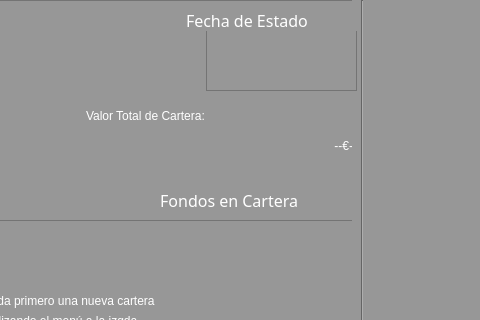
This is src/GUI/PrincipalUsuario.ui in jesusramondovale/IngenicaSTS as Qt 5 draws it before an edit; both pictures show x 584 to 1064 and y 0 to 320 of the 1370 by 724 pixel window. The edited form follows.
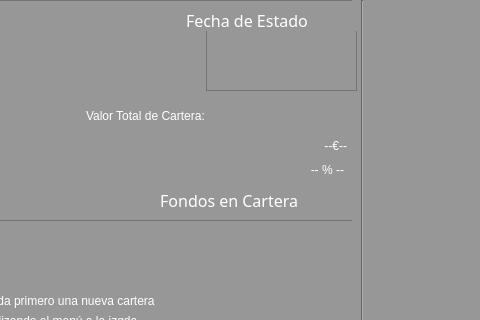
This is the edited form. Icons and pictures are not drawn.

Commit message:
Añadido: Cálculo de Rendimiento General de Cartera*
* Por añadir: selector de fecha final

Diff of the .ui file:
```diff
--- a/src/GUI/PrincipalUsuario.ui
+++ b/src/GUI/PrincipalUsuario.ui
@@ -1357,9 +1357,9 @@
     <widget class="QLabel" name="labelValorTotal">
      <property name="geometry">
       <rect>
-       <x>570</x>
+       <x>520</x>
        <y>130</y>
-       <width>161</width>
+       <width>201</width>
        <height>31</height>
       </rect>
      </property>
@@ -1433,6 +1433,25 @@
       <string>Fecha de Estado</string>
      </property>
     </widget>
+    <widget class="QLabel" name="labelRendimientoTotal">
+     <property name="geometry">
+      <rect>
+       <x>497</x>
+       <y>160</y>
+       <width>221</width>
+       <height>20</height>
+      </rect>
+     </property>
+     <property name="styleSheet">
+      <string notr="true">font: 25 10pt &quot;Yu Gothic UI Light&quot;;</string>
+     </property>
+     <property name="text">
+      <string>-- % --</string>
+     </property>
+     <property name="alignment">
+      <set>Qt::AlignRight|Qt::AlignTrailing|Qt::AlignVCenter</set>
+     </property>
+    </widget>
    </widget>
    <zorder>frameBarra</zorder>
    <zorder>line</zorder>
```
The commit also changes 5 other files.
